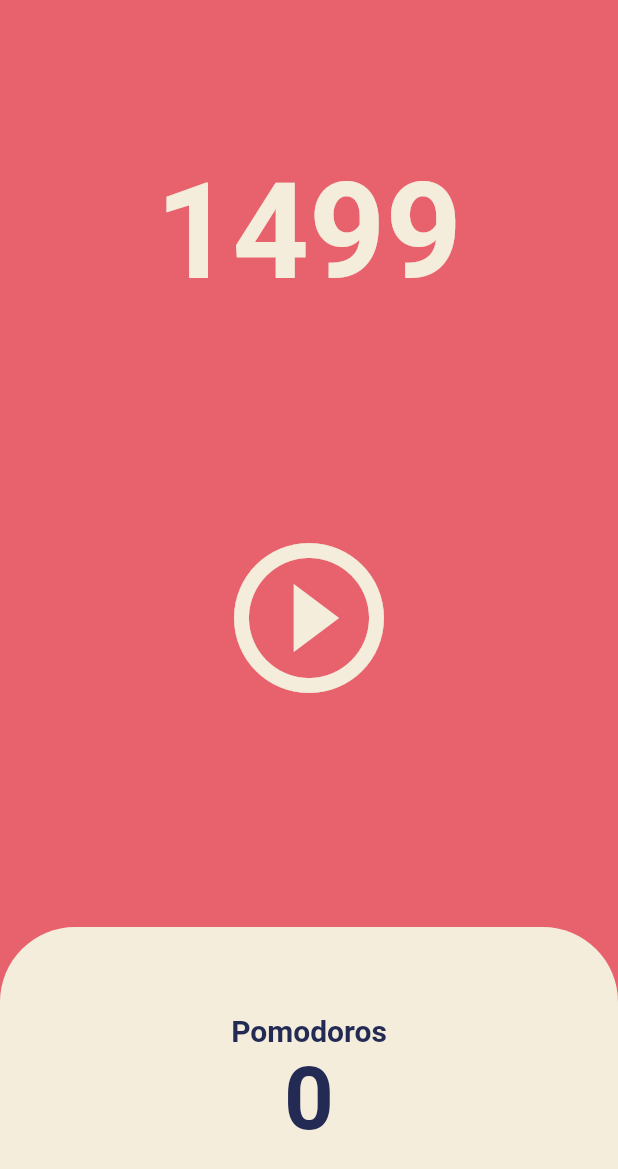
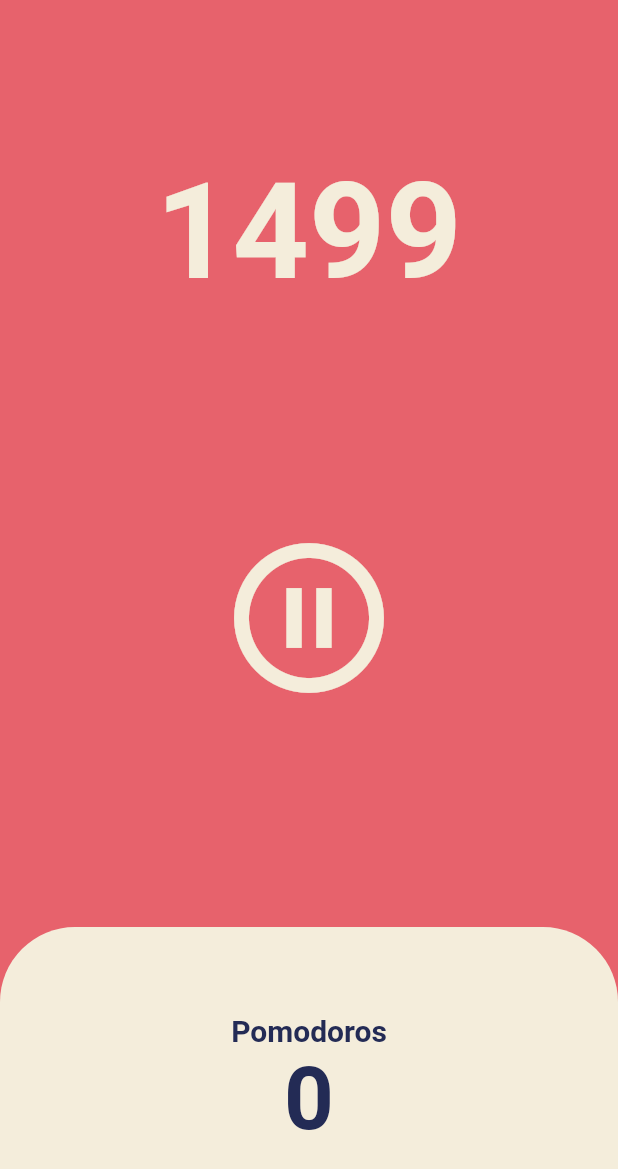
Before and after one commit to Kkim-Genie/pomodoro_app, a Flutter app: the screen it shows after launch, after a tap on the "play circle outline" icon, on a phone screen of 412 x 824 dp. Shown: the top 1169 px of the screen. Run offline on Flutter 3.47's test engine with Material 2 defaults, Android fonts, the phone set to English and light mode, and no system bars.

Commit message:
[Update] 타이머 일시정지 기능

```diff
--- a/lib/screens/home_screen.dart
+++ b/lib/screens/home_screen.dart
@@ -11,6 +11,7 @@ class HomeScreen extends StatefulWidget {
 
 class _HomeScreenState extends State<HomeScreen> {
   int totalSeconds = 1500;
+  bool isRunning = false;
   late Timer timer;
 
   void onTick(Timer timer) {
@@ -24,6 +25,16 @@ class _HomeScreenState extends State<HomeScreen> {
       const Duration(seconds: 1),
       onTick,
     );
+    setState(() {
+      isRunning = true;
+    });
+  }
+
+  void onPausedPressed() {
+    timer.cancel();
+    setState(() {
+      isRunning = false;
+    });
   }
 
   @override
@@ -52,8 +63,10 @@ class _HomeScreenState extends State<HomeScreen> {
               child: IconButton(
                 iconSize: 120,
                 color: Theme.of(context).cardColor,
-                onPressed: onStartPressed,
-                icon: const Icon(Icons.play_circle_outline),
+                onPressed: isRunning ? onPausedPressed : onStartPressed,
+                icon: Icon(isRunning
+                    ? Icons.pause_circle_outline
+                    : Icons.play_circle_outline),
               ),
             ),
           ),
```
